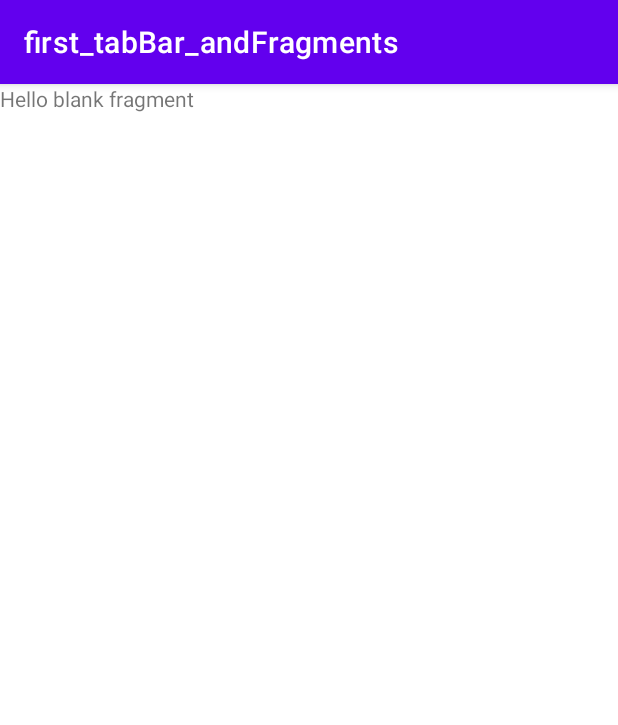
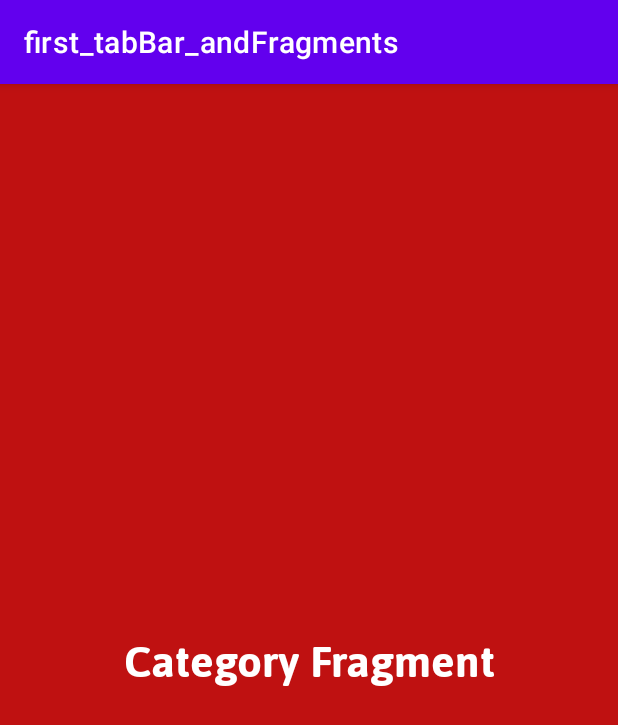
Before and after one commit to HamzaHix/first_tabBar_andFragments, an Android app: the fragment CategoryFragment shown on its own in the app's theme, on a phone screen of 412 x 824 dp. Shown: the top 725 px of the screen. Run offline under Robolectric (Android 15) with nearby library versions, the phone set to English and light mode, and no system bars.

Commit message:
first_tabBar_andFragments v1 continue the project

```diff
--- a/app/src/main/res/layout/activity_main.xml
+++ b/app/src/main/res/layout/activity_main.xml
@@ -17,9 +17,9 @@
 
 
     <com.ismaeldivita.chipnavigation.ChipNavigationBar
-        android:id="@+id/navigation_view"
+        android:id="@+id/navBar"
         android:layout_width="match_parent"
-        android:layout_height="wrap_content"
+        android:layout_height="65dp"
         android:layout_gravity="bottom"
         android:layout_weight="1"
         android:background="@color/white"
--- a/app/src/main/res/layout/fragment_category.xml
+++ b/app/src/main/res/layout/fragment_category.xml
@@ -3,12 +3,16 @@
     xmlns:tools="http://schemas.android.com/tools"
     android:layout_width="match_parent"
     android:layout_height="match_parent"
+    android:background="#BF1111"
     tools:context=".Fragments.CategoryFragment">
 
-    <!-- TODO: Update blank fragment layout -->
     <TextView
         android:layout_width="match_parent"
         android:layout_height="match_parent"
-        android:text="@string/hello_blank_fragment" />
+        android:gravity="center"
+        android:textColor="@color/white"
+        android:textSize="29sp"
+        android:fontFamily="@font/asap_bold"
+        android:text="@string/category_txt" />
 
 </FrameLayout>
--- a/app/src/main/res/menu/bottom_menu.xml
+++ b/app/src/main/res/menu/bottom_menu.xml
@@ -13,7 +13,7 @@
         android:icon="@drawable/list"/>
 
     <item
-        android:id="@+id/ic_category"
+        android:id="@+id/category"
         android:title="@string/category"
         android:icon="@drawable/ic_category"/>
 
--- a/app/src/main/res/values/strings.xml
+++ b/app/src/main/res/values/strings.xml
@@ -5,6 +5,11 @@
     <string name="myList">My List</string>
     <string name="category">Category</string>
     <string name="settings">Settings</string>
+
+    <string name="home_txt">Home Fragment</string>
+    <string name="myList_txt">My List Fragment</string>
+    <string name="category_txt">Category Fragment</string>
+    <string name="settings_txt">Settings Fragment</string>
     <!-- TODO: Remove or change this placeholder text -->
     <string name="hello_blank_fragment">Hello blank fragment</string>
 </resources>
```
Also changed, not shown: app/src/main/java/com/hixman/first_tabbar_andfragments/MainActivity.kt (+31 -1 lines), app/src/main/java/com/hixman/first_tabbar_andfragments/adapters/PagerAdapter.kt (deleted, +0 -20 lines), app/src/main/res/layout/fragment_home.xml (+6 -2 lines), app/src/main/res/layout/fragment_my_list.xml (+6 -2 lines), app/src/main/res/layout/fragment_settings.xml (+6 -2 lines).
